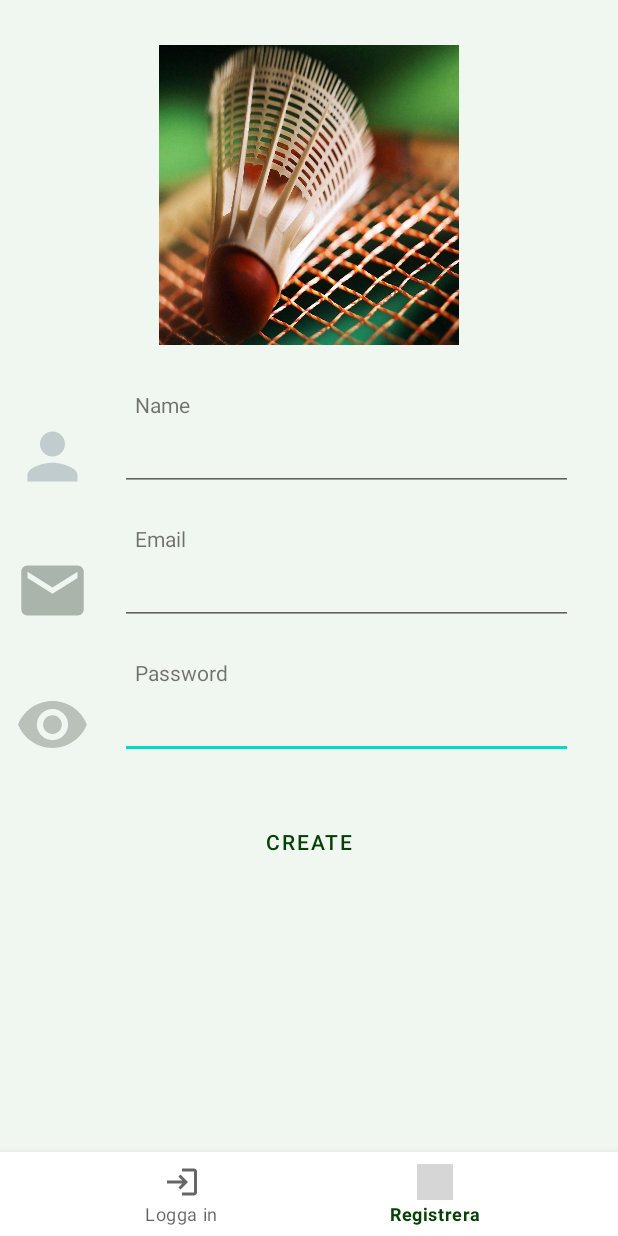
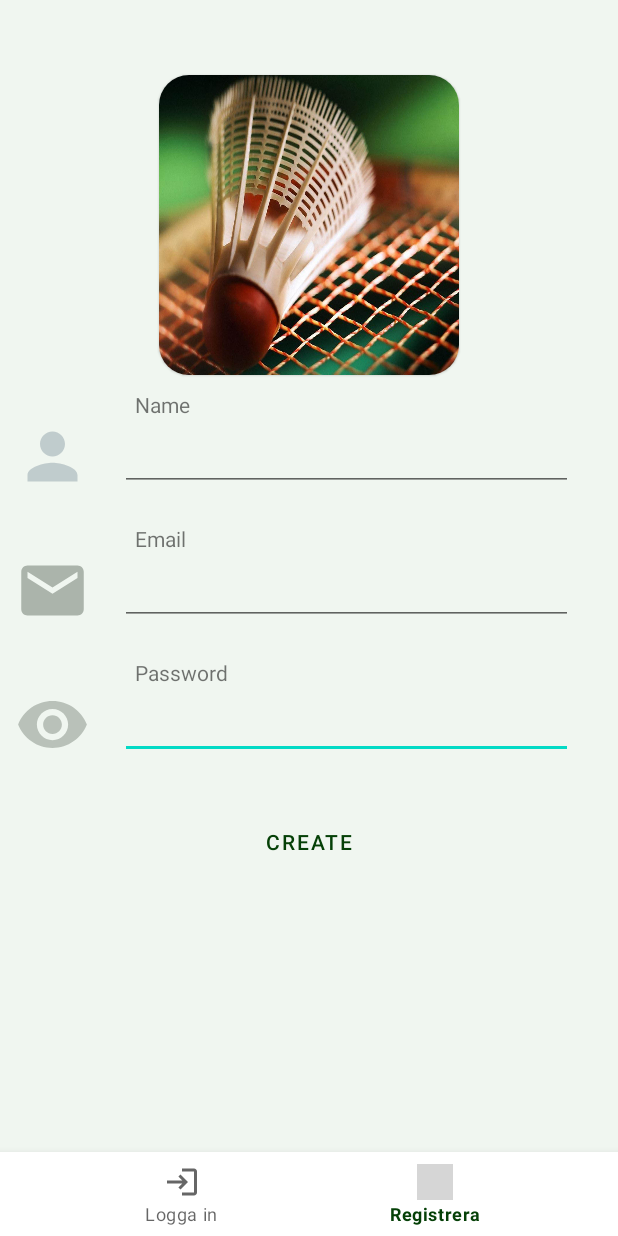
Before and after one commit to DavidDahlman00/BadmintonBuddy, an Android app: the screen it shows after launch (LoginActivity), item 2 of the bottom bar chosen, on a phone screen of 412 x 824 dp. Run offline under Robolectric (Android 15) with nearby library versions, the phone set to English and light mode, and no system bars; our stand-ins replace Dagger/Hilt's generated code, Firebase (no records; nobody signed in at launch, a user with empty details on screens opened directly); 1 statement that could not run was skipped; grey boxes are pictures that could not be loaded.

Commit message:
add rounded images

```diff
--- a/app/src/main/java/duiban/badmintonbuddy/ui/login/LoginFragment.kt
+++ b/app/src/main/java/duiban/badmintonbuddy/ui/login/LoginFragment.kt
@@ -3,16 +3,16 @@ package duiban.badmintonbuddy.ui.login
 import android.app.ActivityOptions
 import android.content.Context
 import android.content.Intent
+import android.graphics.Bitmap
 import android.os.Bundle
 import android.text.method.HideReturnsTransformationMethod
 import android.text.method.PasswordTransformationMethod
 import android.util.Log
-import androidx.fragment.app.Fragment
 import android.view.LayoutInflater
 import android.view.View
 import android.view.ViewGroup
 import android.widget.EditText
-import androidx.core.content.ContentProviderCompat.requireContext
+import androidx.fragment.app.Fragment
 import com.google.firebase.auth.FirebaseAuth
 import com.google.firebase.auth.ktx.auth
 import com.google.firebase.firestore.ktx.firestore
@@ -23,6 +23,7 @@ import duiban.badmintonbuddy.models.User
 import duiban.badmintonbuddy.models.UserObject
 import duiban.badmintonbuddy.ui.main.MainActivity
 
+
 class LoginFragment : Fragment() {
 
     private var loginFragmentLoginBinding: FragmentLoginBinding? = null
@@ -31,6 +32,7 @@ class LoginFragment : Fragment() {
     private lateinit var email: EditText
     private lateinit var password: EditText
     private var showPassword = false
+
     override fun onCreateView(
         inflater: LayoutInflater, container: ViewGroup?,
         savedInstanceState: Bundle?
--- a/app/src/main/res/layout/fragment_register.xml
+++ b/app/src/main/res/layout/fragment_register.xml
@@ -3,6 +3,7 @@
     xmlns:tools="http://schemas.android.com/tools"
     android:layout_width="match_parent"
     android:layout_height="match_parent"
+    xmlns:app="http://schemas.android.com/apk/res-auto"
     tools:context=".ui.login.RegisterFragment">
 
     <LinearLayout
@@ -11,14 +12,23 @@
         android:layout_height="match_parent"
         android:orientation="vertical">
 
-        <ImageView
-            android:id="@+id/imageViewRegister"
+        <com.google.android.material.card.MaterialCardView
             android:layout_width="200dp"
             android:layout_height="200dp"
-            android:layout_gravity="center"
-            android:layout_marginTop="30dp"
-            android:layout_marginBottom="20dp"
-            android:background="@drawable/badminton_image" />
+            app:cardCornerRadius="20dp"
+            android:layout_gravity="center_horizontal"
+            android:layout_marginTop="50dp"
+            android:visibility="visible"
+            >
+
+            <ImageView
+                android:id="@+id/imageViewRegister"
+                android:layout_width="match_parent"
+                android:layout_height="match_parent"
+                android:scaleType="centerCrop"
+                android:background="@drawable/badminton_image"
+                />
+        </com.google.android.material.card.MaterialCardView>
 
 
         <LinearLayout
```
Also changed, not shown: app/src/main/res/layout/fragment_login.xml (+17 -6 lines), app/src/main/res/layout/search_user_item.xml (+15 -5 lines).
